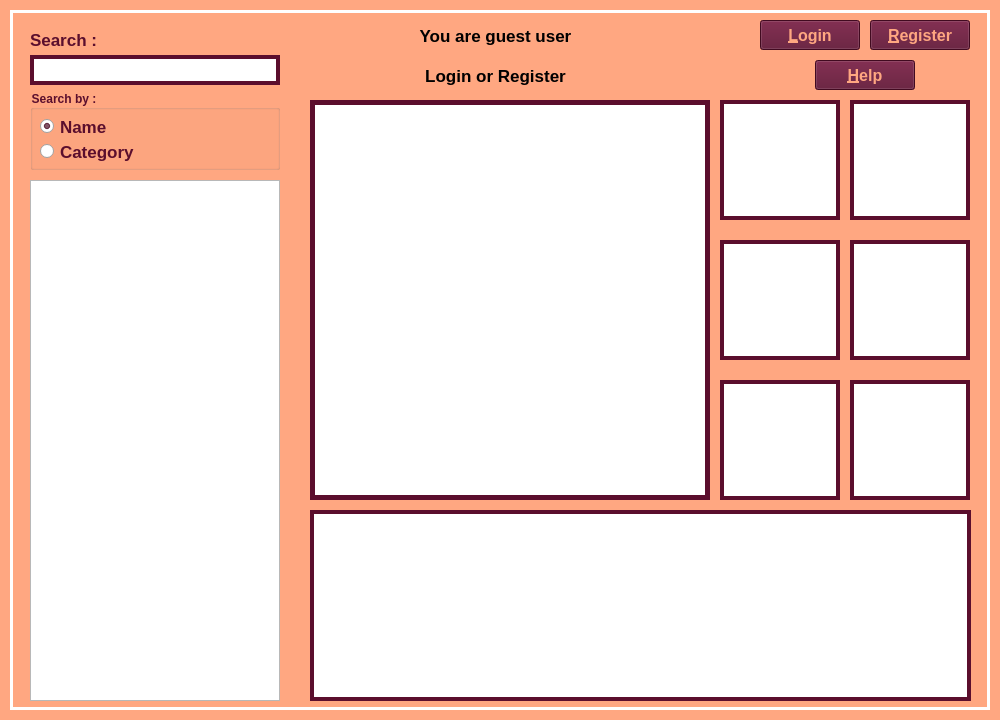
Above: DB_Shop/widget.ui from Pooryamn/QT_Shop before the change. Below: the same form after it.
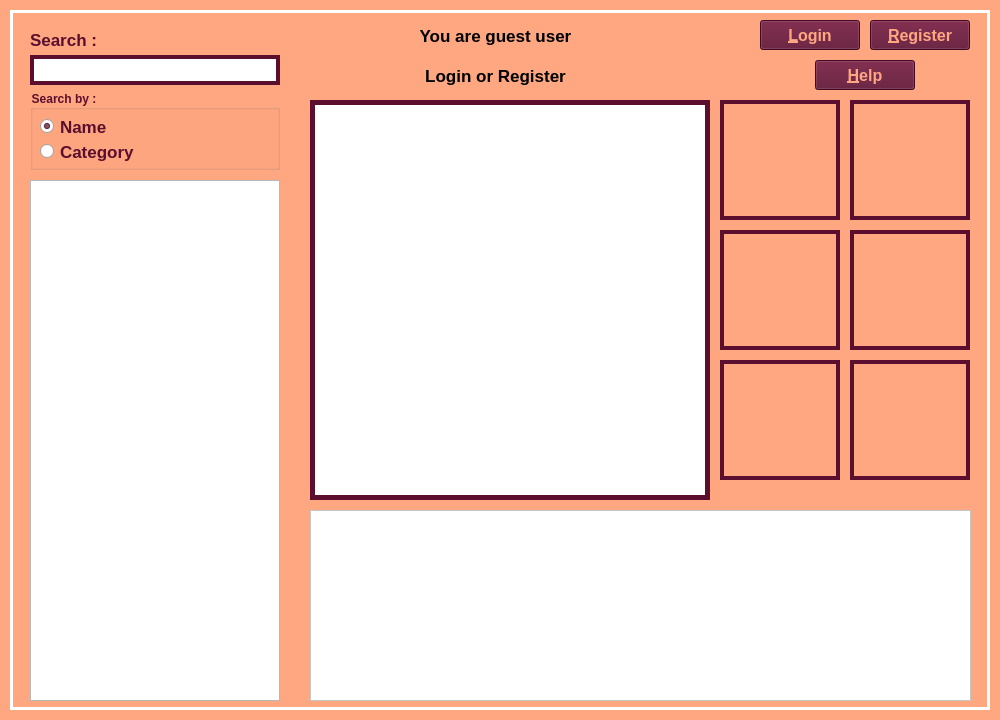
That is the form after the change. Icons and pictures are not drawn.

Commit message: search and load data completed

The edit to the form file:
```diff
--- a/DB_Shop/widget.ui
+++ b/DB_Shop/widget.ui
@@ -176,72 +176,6 @@
     <set>Qt::AlignCenter</set>
    </property>
   </widget>
-  <widget class="QLabel" name="pic_1">
-   <property name="geometry">
-    <rect>
-     <x>850</x>
-     <y>100</y>
-     <width>120</width>
-     <height>120</height>
-    </rect>
-   </property>
-   <property name="styleSheet">
-    <string notr="true">background-color: rgb(255, 255, 255);
-border: 4px solid rgb(91,14,45);
-
-
-</string>
-   </property>
-   <property name="text">
-    <string/>
-   </property>
-   <property name="alignment">
-    <set>Qt::AlignCenter</set>
-   </property>
-  </widget>
-  <widget class="QLabel" name="pic_2">
-   <property name="geometry">
-    <rect>
-     <x>850</x>
-     <y>240</y>
-     <width>120</width>
-     <height>120</height>
-    </rect>
-   </property>
-   <property name="styleSheet">
-    <string notr="true">background-color: rgb(255, 255, 255);
-border: 4px solid rgb(91,14,45);
-
-</string>
-   </property>
-   <property name="text">
-    <string/>
-   </property>
-   <property name="alignment">
-    <set>Qt::AlignCenter</set>
-   </property>
-  </widget>
-  <widget class="QLabel" name="pic_3">
-   <property name="geometry">
-    <rect>
-     <x>850</x>
-     <y>380</y>
-     <width>120</width>
-     <height>120</height>
-    </rect>
-   </property>
-   <property name="styleSheet">
-    <string notr="true">background-color: rgb(255, 255, 255);
-border: 4px solid rgb(91,14,45);
-</string>
-   </property>
-   <property name="text">
-    <string/>
-   </property>
-   <property name="alignment">
-    <set>Qt::AlignCenter</set>
-   </property>
-  </widget>
   <widget class="QPushButton" name="btn_register">
    <property name="geometry">
     <rect>
@@ -328,7 +262,6 @@
    </property>
    <property name="styleSheet">
     <string notr="true">background-color: rgb(255, 255, 255);
-border: 4px solid rgb(91,14,45);
 </string>
    </property>
   </widget>
@@ -376,68 +309,101 @@
     <set>Qt::AlignCenter</set>
    </property>
   </widget>
-  <widget class="QLabel" name="pic_4">
+  <widget class="QPushButton" name="pic_1">
    <property name="geometry">
     <rect>
-     <x>720</x>
-     <y>240</y>
+     <x>850</x>
+     <y>100</y>
      <width>120</width>
      <height>120</height>
     </rect>
    </property>
    <property name="styleSheet">
-    <string notr="true">background-color: rgb(255, 255, 255);
-border: 4px solid rgb(91,14,45);
+    <string notr="true">border: 4px solid rgb(91,14,45);
 </string>
    </property>
    <property name="text">
     <string/>
    </property>
-   <property name="alignment">
-    <set>Qt::AlignCenter</set>
-   </property>
   </widget>
-  <widget class="QLabel" name="pic_5">
+  <widget class="QPushButton" name="pic_2">
    <property name="geometry">
     <rect>
      <x>720</x>
-     <y>380</y>
+     <y>100</y>
      <width>120</width>
      <height>120</height>
     </rect>
    </property>
    <property name="styleSheet">
-    <string notr="true">background-color: rgb(255, 255, 255);
-border: 4px solid rgb(91,14,45);
-</string>
+    <string notr="true">border: 4px solid rgb(91,14,45);</string>
    </property>
    <property name="text">
     <string/>
    </property>
-   <property name="alignment">
-    <set>Qt::AlignCenter</set>
+  </widget>
+  <widget class="QPushButton" name="pic_3">
+   <property name="geometry">
+    <rect>
+     <x>850</x>
+     <y>230</y>
+     <width>120</width>
+     <height>120</height>
+    </rect>
    </property>
+   <property name="styleSheet">
+    <string notr="true">border: 4px solid rgb(91,14,45);</string>
+   </property>
+   <property name="text">
+    <string/>
+   </property>
   </widget>
-  <widget class="QLabel" name="pic_6">
+  <widget class="QPushButton" name="pic_4">
    <property name="geometry">
     <rect>
      <x>720</x>
-     <y>100</y>
+     <y>230</y>
      <width>120</width>
      <height>120</height>
     </rect>
    </property>
    <property name="styleSheet">
-    <string notr="true">background-color: rgb(255, 255, 255);
-border: 4px solid rgb(91,14,45);
-
-</string>
+    <string notr="true">border: 4px solid rgb(91,14,45);</string>
    </property>
    <property name="text">
     <string/>
    </property>
-   <property name="alignment">
-    <set>Qt::AlignCenter</set>
+  </widget>
+  <widget class="QPushButton" name="pic_5">
+   <property name="geometry">
+    <rect>
+     <x>850</x>
+     <y>360</y>
+     <width>120</width>
+     <height>120</height>
+    </rect>
+   </property>
+   <property name="styleSheet">
+    <string notr="true">border: 4px solid rgb(91,14,45);</string>
+   </property>
+   <property name="text">
+    <string/>
+   </property>
+  </widget>
+  <widget class="QPushButton" name="pic_6">
+   <property name="geometry">
+    <rect>
+     <x>720</x>
+     <y>360</y>
+     <width>120</width>
+     <height>120</height>
+    </rect>
+   </property>
+   <property name="styleSheet">
+    <string notr="true">border: 4px solid rgb(91,14,45);</string>
+   </property>
+   <property name="text">
+    <string/>
    </property>
   </widget>
   <zorder>lbl_BG</zorder>
```
Left out of the diff: 6 changed lines with no effect on the pictures. The commit also changes 2 other files.
